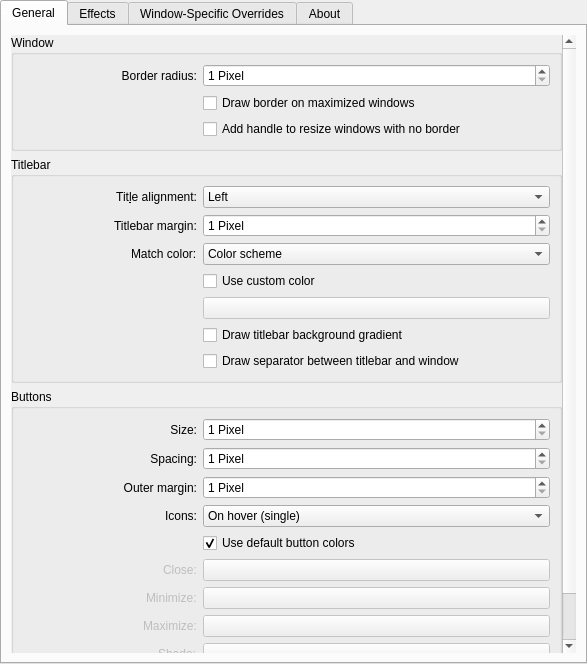
Old version of the form window-decoration/kdecoration/config/ui/helloconfigurationui.ui in the repository n4n0GH/hello.
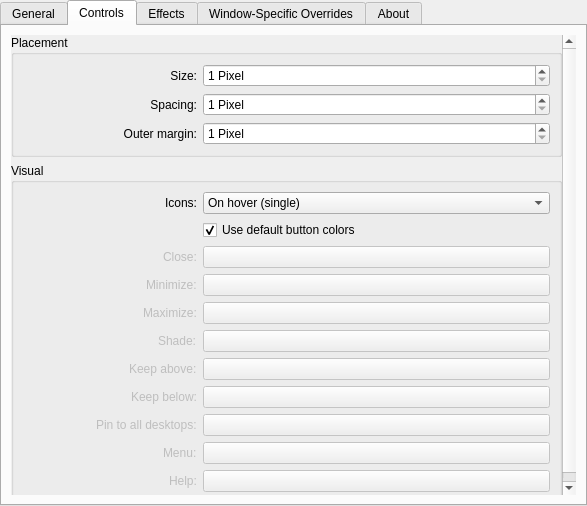
New version of the form. The open tabs and pages were chosen to show the change. Custom widgets are drawn as their Qt base class.

Commit message: fix #45 by incorporating pull request and remodelling the settings UI, also adding option to custom color every button individually

What changed in the file:
```diff
--- a/window-decoration/kdecoration/config/ui/helloconfigurationui.ui
+++ b/window-decoration/kdecoration/config/ui/helloconfigurationui.ui
@@ -7,7 +7,7 @@
     <x>0</x>
     <y>0</y>
     <width>587</width>
-    <height>664</height>
+    <height>506</height>
    </rect>
   </property>
   <property name="sizePolicy">
@@ -73,8 +73,8 @@
            <rect>
             <x>0</x>
             <y>0</y>
-            <width>569</width>
-            <height>632</height>
+            <width>567</width>
+            <height>457</height>
            </rect>
           </property>
           <layout class="QGridLayout" name="gridLayout_9">
@@ -102,74 +102,7 @@
               <string>Titlebar</string>
              </property>
              <layout class="QGridLayout" name="gridLayout_4">
-              <item row="2" column="0" alignment="Qt::AlignRight">
-               <widget class="QLabel" name="labelTitleBarHeight">
-                <property name="sizePolicy">
-                 <sizepolicy hsizetype="Preferred" vsizetype="Preferred">
-                  <horstretch>1</horstretch>
-                  <verstretch>0</verstretch>
-                 </sizepolicy>
-                </property>
-                <property name="text">
-                 <string>Titlebar margin:</string>
-                </property>
-               </widget>
-              </item>
-              <item row="1" column="1">
-               <widget class="QComboBox" name="titleAlignment">
-                <property name="sizePolicy">
-                 <sizepolicy hsizetype="Minimum" vsizetype="Fixed">
-                  <horstretch>2</horstretch>
-                  <verstretch>0</verstretch>
-                 </sizepolicy>
-                </property>
-                <property name="whatsThis">
-                 <string extracomment="Choose where the title inside a titlebar should be displayed."/>
-                </property>
-                <item>
-                 <property name="text">
-                  <string>Left</string>
-                 </property>
-                </item>
-                <item>
-                 <property name="text">
-                  <string>Center</string>
-                 </property>
-                </item>
-                <item>
-                 <property name="text">
-                  <string>Center (Full Width)</string>
-                 </property>
-                </item>
-                <item>
-                 <property name="text">
-                  <string>Right</string>
-                 </property>
-                </item>
-                <item>
-                 <property name="text">
-                  <string>Hidden</string>
-                 </property>
-                </item>
-               </widget>
-              </item>
-              <item row="8" column="1">
-               <widget class="QCheckBox" name="drawTitleBarSeparator">
-                <property name="sizePolicy">
-                 <sizepolicy hsizetype="Minimum" vsizetype="Fixed">
-                  <horstretch>2</horstretch>
-                  <verstretch>0</verstretch>
-                 </sizepolicy>
-                </property>
-                <property name="whatsThis">
-                 <string extracomment="Draws a dark separator line between the titlebar and the window content. Uses the titlebar color to determine the color of itself."/>
-                </property>
-                <property name="text">
-                 <string>Draw separator between titlebar and window</string>
-                </property>
-               </widget>
-              </item>
-              <item row="7" column="1">
+              <item row="9" column="1">
                <widget class="QCheckBox" name="drawBackgroundGradient">
                 <property name="sizePolicy">
                  <sizepolicy hsizetype="Minimum" vsizetype="Fixed">
@@ -185,11 +118,8 @@
                 </property>
                </widget>
               </item>
-              <item row="6" column="1">
-               <widget class="KColorButton" name="customColorSelect">
-                <property name="enabled">
-                 <bool>false</bool>
-                </property>
+              <item row="10" column="1">
+               <widget class="QCheckBox" name="drawTitleBarSeparator">
                 <property name="sizePolicy">
                  <sizepolicy hsizetype="Preferred" vsizetype="Fixed">
                   <horstretch>2</horstretch>
@@ -201,7 +131,20 @@
                 </property>
                </widget>
               </item>
-              <item row="4" column="1">
+              <item row="2" column="0" alignment="Qt::AlignRight">
+               <widget class="QLabel" name="labelTitleBarHeight">
+                <property name="sizePolicy">
+                 <sizepolicy hsizetype="Preferred" vsizetype="Preferred">
+                  <horstretch>1</horstretch>
+                  <verstretch>0</verstretch>
+                 </sizepolicy>
+                </property>
+                <property name="text">
+                 <string>Titlebar margin:</string>
+                </property>
+               </widget>
+              </item>
+              <item row="6" column="1">
                <widget class="QComboBox" name="matchTitleBarColor">
                 <property name="sizePolicy">
                  <sizepolicy hsizetype="Preferred" vsizetype="Fixed">
@@ -224,8 +167,8 @@
                 </item>
                </widget>
               </item>
-              <item row="1" column="0">
-               <widget class="QLabel" name="labelTitleAlignment">
+              <item row="6" column="0" alignment="Qt::AlignRight">
+               <widget class="QLabel" name="labelMatchTitleBarColor">
                 <property name="sizePolicy">
                  <sizepolicy hsizetype="Preferred" vsizetype="Preferred">
                   <horstretch>1</horstretch>
@@ -243,7 +186,7 @@
                 </property>
                </widget>
               </item>
-              <item row="5" column="1">
+              <item row="7" column="1">
                <widget class="QCheckBox" name="customColorBox">
                 <property name="sizePolicy">
                  <sizepolicy hsizetype="Minimum" vsizetype="Fixed">
@@ -259,8 +202,11 @@
                 </property>
                </widget>
               </item>
-              <item row="4" column="0" alignment="Qt::AlignRight">
-               <widget class="QLabel" name="labelMatchTitleBarColor">
+              <item row="8" column="1">
+               <widget class="KColorButton" name="customColorSelect">
+                <property name="enabled">
+                 <bool>false</bool>
+                </property>
                 <property name="sizePolicy">
                  <sizepolicy hsizetype="Preferred" vsizetype="Preferred">
                   <horstretch>1</horstretch>
@@ -282,249 +228,8 @@
                 </property>
                </widget>
               </item>
-             </layout>
-            </widget>
-           </item>
-           <item row="2" column="0">
-            <widget class="QGroupBox" name="buttonsBox">
-             <property name="title">
-              <string>Buttons</string>
-             </property>
-             <layout class="QGridLayout" name="gridLayout_7">
-              <item row="0" column="2">
-               <widget class="QSpinBox" name="buttonSizeSpin">
-                <property name="suffix">
-                 <string> Pixel</string>
-                </property>
-                <property name="minimum">
-                 <number>1</number>
-                </property>
-                <property name="maximum">
-                 <number>36</number>
-                </property>
-               </widget>
-              </item>
-              <item row="12" column="2">
-               <widget class="KColorButton" name="customOtherColor">
-                <property name="enabled">
-                 <bool>false</bool>
-                </property>
-                <property name="sizePolicy">
-                 <sizepolicy hsizetype="Minimum" vsizetype="Fixed">
-                  <horstretch>2</horstretch>
-                  <verstretch>0</verstretch>
-                 </sizepolicy>
-                </property>
-                <property name="color">
-                 <color>
-                  <red>79</red>
-                  <green>186</green>
-                  <blue>244</blue>
-                 </color>
-                </property>
-                <property name="defaultColor">
-                 <color>
-                  <red>79</red>
-                  <green>186</green>
-                  <blue>244</blue>
-                 </color>
-                </property>
-               </widget>
-              </item>
-              <item row="5" column="2">
-               <widget class="QComboBox" name="buttonIconsBox">
-                <item>
-                 <property name="text">
-                  <string>On hover (single)</string>
-                 </property>
-                </item>
-                <item>
-                 <property name="text">
-                  <string>On hover (unison)</string>
-                 </property>
-                </item>
-                <item>
-                 <property name="text">
-                  <string>Always</string>
-                 </property>
-                </item>
-                <item>
-                 <property name="text">
-                  <string>Only</string>
-                 </property>
-                </item>
-                <item>
-                 <property name="text">
-                  <string>Never</string>
-                 </property>
-                </item>
-               </widget>
-              </item>
-              <item row="8" column="2">
-               <widget class="KColorButton" name="customCloseColor">
-                <property name="enabled">
-                 <bool>false</bool>
-                </property>
-                <property name="sizePolicy">
-                 <sizepolicy hsizetype="Minimum" vsizetype="Fixed">
-                  <horstretch>2</horstretch>
-                  <verstretch>0</verstretch>
-                 </sizepolicy>
-                </property>
-                <property name="color">
-                 <color>
-                  <red>242</red>
-                  <green>80</green>
-                  <blue>86</blue>
-                 </color>
-                </property>
-                <property name="defaultColor">
-                 <color>
-                  <red>242</red>
-                  <green>80</green>
-                  <blue>86</blue>
-                 </color>
-                </property>
-               </widget>
-              </item>
-              <item row="9" column="2">
-               <widget class="KColorButton" name="customMinColor">
-                <property name="enabled">
-                 <bool>false</bool>
-                </property>
-                <property name="sizePolicy">
-                 <sizepolicy hsizetype="Minimum" vsizetype="Fixed">
-                  <horstretch>2</horstretch>
-                  <verstretch>0</verstretch>
-                 </sizepolicy>
-                </property>
-                <property name="color">
-                 <color>
-                  <red>252</red>
-                  <green>190</green>
-                  <blue>7</blue>
-                 </color>
-                </property>
-                <property name="defaultColor">
-                 <color>
-                  <red>252</red>
-                  <green>190</green>
-                  <blue>7</blue>
-                 </color>
-                </property>
-               </widget>
-              </item>
-              <item row="8" column="0" alignment="Qt::AlignRight">
-               <widget class="QLabel" name="labelCustomClose">
-                <property name="enabled">
-                 <bool>false</bool>
-                </property>
-                <property name="sizePolicy">
-                 <sizepolicy hsizetype="Preferred" vsizetype="Preferred">
-                  <horstretch>1</horstretch>
-                  <verstretch>0</verstretch>
-                 </sizepolicy>
-                </property>
-                <property name="text">
-                 <string>Close:</string>
-                </property>
-               </widget>
-              </item>
-              <item row="9" column="0" alignment="Qt::AlignRight">
-               <widget class="QLabel" name="labelCustomMin">
-                <property name="enabled">
-                 <bool>false</bool>
-                </property>
-                <property name="sizePolicy">
-                 <sizepolicy hsizetype="Preferred" vsizetype="Preferred">
-                  <horstretch>1</horstretch>
-                  <verstretch>0</verstretch>
-                 </sizepolicy>
-                </property>
-                <property name="text">
-                 <string>Minimize:</string>
-                </property>
-               </widget>
-              </item>
-              <item row="7" column="2">
-               <widget class="QCheckBox" name="buttonCustomColor">
-                <property name="sizePolicy">
-                 <sizepolicy hsizetype="Minimum" vsizetype="Fixed">
-                  <horstretch>2</horstretch>
-                  <verstretch>0</verstretch>
-                 </sizepolicy>
-                </property>
-                <property name="text">
-                 <string>Use default button colors</string>
-                </property>
-                <property name="checked">
-                 <bool>true</bool>
-                </property>
-               </widget>
-              </item>
-              <item row="4" column="2">
-               <widget class="QSpinBox" name="buttonMarginSpin">
-                <property name="suffix">
-                 <string> Pixel</string>
-                </property>
-                <property name="minimum">
-                 <number>1</number>
-                </property>
-                <property name="maximum">
-                 <number>36</number>
-                </property>
-               </widget>
-              </item>
-              <item row="12" column="0" alignment="Qt::AlignRight">
-               <widget class="QLabel" name="labelCustomOther">
-                <property name="enabled">
-                 <bool>false</bool>
-                </property>
-                <property name="sizePolicy">
-                 <sizepolicy hsizetype="Preferred" vsizetype="Preferred">
-                  <horstretch>1</horstretch>
-                  <verstretch>0</verstretch>
-                 </sizepolicy>
-                </property>
-                <property name="text">
-                 <string>Other:</string>
-                </property>
-               </widget>
-              </item>
-              <item row="2" column="0">
-               <widget class="QLabel" name="labelButtonSpacing">
-                <property name="sizePolicy">
-                 <sizepolicy hsizetype="Preferred" vsizetype="Preferred">
-                  <horstretch>1</horstretch>
-                  <verstretch>0</verstretch>
-                 </sizepolicy>
-                </property>
-                <property name="text">
-                 <string>Spacing:</string>
-                </property>
-                <property name="alignment">
-                 <set>Qt::AlignRight|Qt::AlignTrailing|Qt::AlignVCenter</set>
-                </property>
-               </widget>
-              </item>
-              <item row="10" column="0" alignment="Qt::AlignRight">
-               <widget class="QLabel" name="labelCustomMax">
-                <property name="enabled">
-                 <bool>false</bool>
-                </property>
-                <property name="sizePolicy">
-                 <sizepolicy hsizetype="Preferred" vsizetype="Preferred">
-                  <horstretch>1</horstretch>
-                  <verstretch>0</verstretch>
-                 </sizepolicy>
-                </property>
-                <property name="text">
-                 <string>Maximize:</string>
-                </property>
-               </widget>
-              </item>
               <item row="4" column="0">
-               <widget class="QLabel" name="labelButtonMargin">
+               <widget class="QLabel" name="labelTitleAlignment">
                 <property name="sizePolicy">
                  <sizepolicy hsizetype="Preferred" vsizetype="Preferred">
                   <horstretch>1</horstretch>
@@ -532,54 +237,18 @@
                  </sizepolicy>
                 </property>
                 <property name="text">
-                 <string>Outer margin:</string>
+                 <string>Tit&amp;le alignment:</string>
                 </property>
                 <property name="alignment">
                  <set>Qt::AlignRight|Qt::AlignTrailing|Qt::AlignVCenter</set>
                 </property>
-               </widget>
-              </item>
-              <item row="0" column="0">
-               <widget class="QLabel" name="labelButtonSize">
-                <property name="sizePolicy">
-                 <sizepolicy hsizetype="Preferred" vsizetype="Preferred">
-                  <horstretch>1</horstretch>
-                  <verstretch>0</verstretch>
-                 </sizepolicy>
+                <property name="buddy">
+                 <cstring>titleAlignment</cstring>
                 </property>
-                <property name="text">
-                 <string>Size:</string>
-                </property>
-                <property name="alignment">
-                 <set>Qt::AlignRight|Qt::AlignTrailing|Qt::AlignVCenter</set>
-                </property>
                </widget>
               </item>
-              <item row="2" column="2">
-               <widget class="QSpinBox" name="buttonSpacingSpin">
-                <property name="suffix">
-                 <string> Pixel</string>
-                </property>
-                <property name="minimum">
-                 <number>1</number>
-                </property>
-                <property name="maximum">
-                 <number>36</number>
-                </property>
-               </widget>
-              </item>
-              <item row="5" column="0" alignment="Qt::AlignRight">
-               <widget class="QLabel" name="label_4">
-                <property name="text">
-                 <string>Icons:</string>
-                </property>
-               </widget>
-              </item>
-              <item row="10" column="2">
-               <widget class="KColorButton" name="customMaxColor">
-                <property name="enabled">
-                 <bool>false</bool>
-                </property>
+              <item row="4" column="1">
+               <widget class="QComboBox" name="titleAlignment">
                 <property name="sizePolicy">
                  <sizepolicy hsizetype="Minimum" vsizetype="Fixed">
                   <horstretch>2</horstretch>
@@ -593,44 +262,31 @@
                   <blue>61</blue>
                  </color>
                 </property>
-                <property name="defaultColor">
-                 <color>
-                  <red>19</red>
-                  <green>209</green>
-                  <blue>61</blue>
-                 </color>
-                </property>
-               </widget>
-              </item>
-              <item row="11" column="0" alignment="Qt::AlignRight">
-               <widget class="QLabel" name="labelCustomShade">
-                <property name="enabled">
-                 <bool>false</bool>
-                </property>
-                <property name="text">
-                 <string>Shade:</string>
-                </property>
-               </widget>
-              </item>
-              <item row="11" column="2">
-               <widget class="KColorButton" name="customShadeColor">
-                <property name="enabled">
-                 <bool>false</bool>
-                </property>
-                <property name="color">
-                 <color>
-                  <red>204</red>
-                  <green>176</green>
-                  <blue>213</blue>
-                 </color>
-                </property>
-                <property name="defaultColor">
-                 <color>
-                  <red>204</red>
-                  <green>176</green>
-                  <blue>213</blue>
-                 </color>
-                </property>
+                <item>
+                 <property name="text">
+                  <string>Left</string>
+                 </property>
+                </item>
+                <item>
+                 <property name="text">
+                  <string>Center</string>
+                 </property>
+                </item>
+                <item>
+                 <property name="text">
+                  <string>Center (Full Width)</string>
+                 </property>
+                </item>
+                <item>
+                 <property name="text">
+                  <string>Right</string>
+                 </property>
+                </item>
+                <item>
+                 <property name="text">
+                  <string>Hidden</string>
+                 </property>
+                </item>
                </widget>
               </item>
              </layout>
@@ -709,7 +365,7 @@
              </layout>
             </widget>
            </item>
-           <item row="3" column="0">
+           <item row="2" column="0">
             <spacer name="verticalSpacer">
              <property name="orientation">
               <enum>Qt::Vertical</enum>
@@ -728,6 +384,565 @@
        </item>
       </layout>
      </widget>
+     <widget class="QWidget" name="tab_4">
+      <attribute name="title">
+       <string>Controls</string>
+      </attribute>
+      <layout class="QGridLayout" name="gridLayout_10">
+       <item row="0" column="0">
+        <widget class="QScrollArea" name="scrollArea_2">
+         <property name="frameShape">
+          <enum>QFrame::NoFrame</enum>
+         </property>
+         <property name="widgetResizable">
+          <bool>true</bool>
+         </property>
+         <widget class="QWidget" name="scrollAreaWidgetContents_2">
+          <property name="geometry">
+           <rect>
+            <x>0</x>
+            <y>0</y>
+            <width>547</width>
+            <height>625</height>
+           </rect>
+          </property>
+          <layout class="QGridLayout" name="gridLayout_13">
+           <property name="leftMargin">
+            <number>0</number>
+           </property>
+           <property name="topMargin">
+            <number>0</number>
+           </property>
+           <property name="rightMargin">
+            <number>0</number>
+           </property>
+           <property name="bottomMargin">
+            <number>0</number>
+           </property>
+           <item row="0" column="0">
+            <widget class="QGroupBox" name="buttonsBox">
+             <property name="title">
+              <string>Placement</string>
+             </property>
+             <layout class="QGridLayout" name="gridLayout_7">
+              <item row="0" column="0">
+               <widget class="QLabel" name="labelButtonSize">
+                <property name="sizePolicy">
+                 <sizepolicy hsizetype="Preferred" vsizetype="Preferred">
+                  <horstretch>1</horstretch>
+                  <verstretch>0</verstretch>
+                 </sizepolicy>
+                </property>
+                <property name="text">
+                 <string>Size:</string>
+                </property>
+                <property name="alignment">
+                 <set>Qt::AlignRight|Qt::AlignTrailing|Qt::AlignVCenter</set>
+                </property>
+               </widget>
+              </item>
+              <item row="0" column="2">
+               <widget class="QSpinBox" name="buttonSizeSpin">
+                <property name="sizePolicy">
+                 <sizepolicy hsizetype="Minimum" vsizetype="Fixed">
+                  <horstretch>2</horstretch>
+                  <verstretch>0</verstretch>
+                 </sizepolicy>
+                </property>
+                <property name="suffix">
+                 <string> Pixel</string>
+                </property>
+                <property name="minimum">
+                 <number>1</number>
+                </property>
+                <property name="maximum">
+                 <number>36</number>
+                </property>
+               </widget>
+              </item>
+              <item row="2" column="0">
+               <widget class="QLabel" name="labelButtonSpacing">
+                <property name="sizePolicy">
+                 <sizepolicy hsizetype="Preferred" vsizetype="Preferred">
+                  <horstretch>1</horstretch>
+                  <verstretch>0</verstretch>
+                 </sizepolicy>
+                </property>
+                <property name="text">
+                 <string>Spacing:</string>
+                </property>
+                <property name="alignment">
+                 <set>Qt::AlignRight|Qt::AlignTrailing|Qt::AlignVCenter</set>
+                </property>
+               </widget>
+              </item>
+              <item row="4" column="0">
+               <widget class="QLabel" name="labelButtonMargin">
+                <property name="sizePolicy">
+                 <sizepolicy hsizetype="Preferred" vsizetype="Preferred">
+                  <horstretch>1</horstretch>
+                  <verstretch>0</verstretch>
+                 </sizepolicy>
+                </property>
+                <property name="text">
+                 <string>Outer margin:</string>
+                </property>
+                <property name="alignment">
+                 <set>Qt::AlignRight|Qt::AlignTrailing|Qt::AlignVCenter</set>
+                </property>
+               </widget>
+              </item>
+              <item row="2" column="2">
+               <widget class="QSpinBox" name="buttonSpacingSpin">
+                <property name="suffix">
+                 <string> Pixel</string>
+                </property>
+                <property name="minimum">
+                 <number>1</number>
+                </property>
+                <property name="maximum">
+                 <number>36</number>
+                </property>
+               </widget>
+              </item>
+              <item row="4" column="2">
+               <widget class="QSpinBox" name="buttonMarginSpin">
+                <property name="suffix">
+                 <string> Pixel</string>
+                </property>
+                <property name="minimum">
+                 <number>1</number>
+                </property>
+                <property name="maximum">
+                 <number>36</number>
+                </property>
+               </widget>
+              </item>
+             </layout>
+            </widget>
+           </item>
+           <item row="1" column="0">
+            <widget class="QGroupBox" name="groupBox">
+             <property name="title">
+              <string>Visual</string>
+             </property>
+             <layout class="QGridLayout" name="gridLayout_11">
+              <item row="9" column="0" alignment="Qt::AlignRight">
+               <widget class="QLabel" name="labelCustomPin">
+                <property name="enabled">
+                 <bool>false</bool>
+                </property>
+                <property name="text">
+                 <string>Pin to all desktops:</string>
+                </property>
+               </widget>
+              </item>
+              <item row="0" column="0" alignment="Qt::AlignRight">
+               <widget class="QLabel" name="label_4">
+                <property name="sizePolicy">
+                 <sizepolicy hsizetype="Preferred" vsizetype="Preferred">
+                  <horstretch>1</horstretch>
+                  <verstretch>0</verstretch>
+                 </sizepolicy>
+                </property>
+                <property name="text">
+                 <string>Icons:</string>
+                </property>
+                <property name="alignment">
+                 <set>Qt::AlignRight|Qt::AlignTrailing|Qt::AlignVCenter</set>
+                </property>
+               </widget>
+              </item>
+              <item row="9" column="1">
+               <widget class="KColorButton" name="customPinColor">
+                <property name="enabled">
+                 <bool>false</bool>
+                </property>
+                <property name="color">
+                 <color>
+                  <red>79</red>
+                  <green>186</green>
+                  <blue>244</blue>
+                 </color>
+                </property>
+                <property name="defaultColor">
+                 <color>
+                  <red>79</red>
+                  <green>186</green>
+                  <blue>244</blue>
+                 </color>
+                </property>
+               </widget>
+              </item>
+              <item row="5" column="1">
+               <widget class="KColorButton" name="customMaxColor">
+                <property name="enabled">
+                 <bool>false</bool>
+                </property>
+                <property name="sizePolicy">
+                 <sizepolicy hsizetype="Minimum" vsizetype="Fixed">
+                  <horstretch>2</horstretch>
+                  <verstretch>0</verstretch>
+                 </sizepolicy>
+                </property>
+                <property name="color">
+                 <color>
+                  <red>19</red>
+                  <green>209</green>
+                  <blue>61</blue>
+                 </color>
+                </property>
+                <property name="defaultColor">
+                 <color>
+                  <red>19</red>
+                  <green>209</green>
+                  <blue>61</blue>
+                 </color>
+                </property>
+               </widget>
+              </item>
+              <item row="6" column="0" alignment="Qt::AlignRight">
+               <widget class="QLabel" name="labelCustomShade">
+                <property name="enabled">
+                 <bool>false</bool>
+                </property>
+                <property name="text">
+                 <string>Shade:</string>
+                </property>
+               </widget>
+              </item>
+              <item row="7" column="0" alignment="Qt::AlignRight">
+               <widget class="QLabel" name="labelCustomAbove">
+                <property name="enabled">
+                 <bool>false</bool>
+                </property>
+                <property name="text">
+                 <string>Keep above:</string>
+                </property>
+               </widget>
+              </item>
+              <item row="3" column="1">
+               <widget class="KColorButton" name="customCloseColor">
+                <property name="enabled">
+                 <bool>false</bool>
+                </property>
+                <property name="sizePolicy">
+                 <sizepolicy hsizetype="Minimum" vsizetype="Fixed">
+                  <horstretch>2</horstretch>
+                  <verstretch>0</verstretch>
+                 </sizepolicy>
+                </property>
+                <property name="color">
+                 <color>
+                  <red>242</red>
+                  <green>80</green>
+                  <blue>86</blue>
+                 </color>
+                </property>
+                <property name="defaultColor">
+                 <color>
+                  <red>242</red>
+                  <green>80</green>
+                  <blue>86</blue>
+                 </color>
+                </property>
+               </widget>
+              </item>
+              <item row="5" column="0" alignment="Qt::AlignRight">
+               <widget class="QLabel" name="labelCustomMax">
+                <property name="enabled">
+                 <bool>false</bool>
+                </property>
+                <property name="sizePolicy">
+                 <sizepolicy hsizetype="Preferred" vsizetype="Preferred">
+                  <horstretch>1</horstretch>
+                  <verstretch>0</verstretch>
+                 </sizepolicy>
+                </property>
+                <property name="text">
+                 <string>Maximize:</string>
+                </property>
+               </widget>
+              </item>
+              <item row="3" column="0" alignment="Qt::AlignRight">
+               <widget class="QLabel" name="labelCustomClose">
+                <property name="enabled">
+                 <bool>false</bool>
+                </property>
+                <property name="sizePolicy">
+                 <sizepolicy hsizetype="Preferred" vsizetype="Preferred">
+                  <horstretch>1</horstretch>
+                  <verstretch>0</verstretch>
+                 </sizepolicy>
+                </property>
+                <property name="text">
+                 <string>Close:</string>
+                </property>
+               </widget>
+              </item>
+              <item row="4" column="1">
+               <widget class="KColorButton" name="customMinColor">
+                <property name="enabled">
+                 <bool>false</bool>
+                </property>
+                <property name="sizePolicy">
+                 <sizepolicy hsizetype="Minimum" vsizetype="Fixed">
+                  <horstretch>2</horstretch>
+                  <verstretch>0</verstretch>
+                 </sizepolicy>
+                </property>
+                <property name="color">
+                 <color>
+                  <red>252</red>
+                  <green>190</green>
+                  <blue>7</blue>
+                 </color>
+                </property>
+                <property name="defaultColor">
+                 <color>
+                  <red>252</red>
+                  <green>190</green>
+                  <blue>7</blue>
+                 </color>
+                </property>
+               </widget>
+              </item>
+              <item row="8" column="1">
+               <widget class="KColorButton" name="customBelowColor">
+                <property name="enabled">
+                 <bool>false</bool>
+                </property>
+                <property name="color">
+                 <color>
+                  <red>79</red>
+                  <green>186</green>
+                  <blue>244</blue>
+                 </color>
+                </property>
+                <property name="defaultColor">
+                 <color>
+                  <red>79</red>
+                  <green>186</green>
+                  <blue>244</blue>
+                 </color>
+                </property>
+               </widget>
+              </item>
+              <item row="7" column="1">
+               <widget class="KColorButton" name="customAboveColor">
+                <property name="enabled">
+                 <bool>false</bool>
+                </property>
+                <property name="color">
+                 <color>
+                  <red>79</red>
+                  <green>186</green>
+                  <blue>244</blue>
+                 </color>
+                </property>
+                <property name="defaultColor">
+                 <color>
+                  <red>79</red>
+                  <green>186</green>
+                  <blue>244</blue>
+                 </color>
+                </property>
+               </widget>
+              </item>
+              <item row="1" column="1">
+               <widget class="QCheckBox" name="buttonCustomColor">
+                <property name="sizePolicy">
+                 <sizepolicy hsizetype="Minimum" vsizetype="Fixed">
+                  <horstretch>0</horstretch>
+                  <verstretch>0</verstretch>
+                 </sizepolicy>
+                </property>
+                <property name="text">
+                 <string>Use default button colors</string>
+                </property>
+                <property name="checked">
+                 <bool>true</bool>
+                </property>
+               </widget>
+              </item>
+              <item row="0" column="1">
+               <widget class="QComboBox" name="buttonIconsBox">
+                <property name="sizePolicy">
+                 <sizepolicy hsizetype="Preferred" vsizetype="Fixed">
+                  <horstretch>2</horstretch>
+                  <verstretch>0</verstretch>
+                 </sizepolicy>
+                </property>
+                <item>
+                 <property name="text">
+                  <string>On hover (single)</string>
+                 </property>
+                </item>
+                <item>
+                 <property name="text">
+                  <string>On hover (unison)</string>
+                 </property>
+                </item>
+                <item>
+                 <property name="text">
+                  <string>Always</string>
+                 </property>
+                </item>
+                <item>
+                 <property name="text">
+                  <string>Only</string>
+                 </property>
+                </item>
+                <item>
+                 <property name="text">
+                  <string>Never</string>
+                 </property>
+                </item>
+               </widget>
+              </item>
+              <item row="4" column="0" alignment="Qt::AlignRight">
+               <widget class="QLabel" name="labelCustomMin">
+                <property name="enabled">
+                 <bool>false</bool>
+                </property>
+                <property name="sizePolicy">
+                 <sizepolicy hsizetype="Preferred" vsizetype="Preferred">
+                  <horstretch>1</horstretch>
+                  <verstretch>0</verstretch>
+                 </sizepolicy>
+                </property>
+                <property name="text">
+                 <string>Minimize:</string>
+                </property>
+               </widget>
+              </item>
+              <item row="8" column="0" alignment="Qt::AlignRight">
+               <widget class="QLabel" name="labelCustomBelow">
+                <property name="enabled">
+                 <bool>false</bool>
+                </property>
+                <property name="text">
+                 <string>Keep below:</string>
+                </property>
+               </widget>
+              </item>
+              <item row="10" column="1">
+               <widget class="KColorButton" name="customMenuColor">
+                <property name="enabled">
+                 <bool>false</bool>
+                </property>
+                <property name="color">
+                 <color>
+                  <red>79</red>
+                  <green>186</green>
+                  <blue>244</blue>
+                 </color>
+                </property>
+                <property name="defaultColor">
+                 <color>
+                  <red>79</red>
+                  <green>186</green>
+                  <blue>244</blue>
+                 </color>
+                </property>
+               </widget>
+              </item>
+              <item row="6" column="1">
+               <widget class="KColorButton" name="customShadeColor">
+                <property name="enabled">
+                 <bool>false</bool>
+                </property>
+                <property name="color">
+                 <color>
+                  <red>79</red>
+                  <green>186</green>
+                  <blue>244</blue>
+                 </color>
+                </property>
+                <property name="defaultColor">
+                 <color>
+                  <red>79</red>
+                  <green>186</green>
+                  <blue>244</blue>
+                 </color>
+                </property>
+               </widget>
+              </item>
+              <item row="11" column="0" alignment="Qt::AlignRight">
+               <widget class="QLabel" name="labelCustomOther">
+                <property name="enabled">
+                 <bool>false</bool>
+                </property>
+                <property name="sizePolicy">
+                 <sizepolicy hsizetype="Preferred" vsizetype="Preferred">
+                  <horstretch>1</horstretch>
+                  <verstretch>0</verstretch>
+                 </sizepolicy>
+                </property>
+                <property name="text">
+                 <string>Help:</string>
+                </property>
+               </widget>
+              </item>
+              <item row="11" column="1">
+               <widget class="KColorButton" name="customOtherColor">
+                <property name="enabled">
+                 <bool>false</bool>
+                </property>
+                <property name="sizePolicy">
+                 <sizepolicy hsizetype="Minimum" vsizetype="Fixed">
+                  <horstretch>2</horstretch>
+                  <verstretch>0</verstretch>
+                 </sizepolicy>
+                </property>
+                <property name="color">
+                 <color>
+                  <red>79</red>
+                  <green>186</green>
+                  <blue>244</blue>
+                 </color>
+                </property>
+                <property name="defaultColor">
+                 <color>
+                  <red>79</red>
+                  <green>186</green>
+                  <blue>244</blue>
+                 </color>
+                </property>
+               </widget>
+              </item>
+              <item row="10" column="0" alignment="Qt::AlignRight">
+               <widget class="QLabel" name="labelCustomMenu">
+                <property name="enabled">
+                 <bool>false</bool>
+                </property>
+                <property name="text">
+                 <string>Menu:</string>
+                </property>
+               </widget>
+              </item>
+             </layout>
+            </widget>
+           </item>
+           <item row="2" column="0">
+            <spacer name="verticalSpacer_4">
+             <property name="orientation">
+              <enum>Qt::Vertical</enum>
+             </property>
+             <property name="sizeHint" stdset="0">
+              <size>
+               <width>20</width>
+               <height>307</height>
+              </size>
+             </property>
+            </spacer>
+           </item>
+          </layout>
+         </widget>
+        </widget>
+       </item>
+      </layout>
+     </widget>
      <widget class="QWidget" name="tab_2">
       <attribute name="title">
        <string>Effects</string>
```
Left out of the diff: 383 changed lines with no effect on the pictures. The commit also changes 4 other files.
